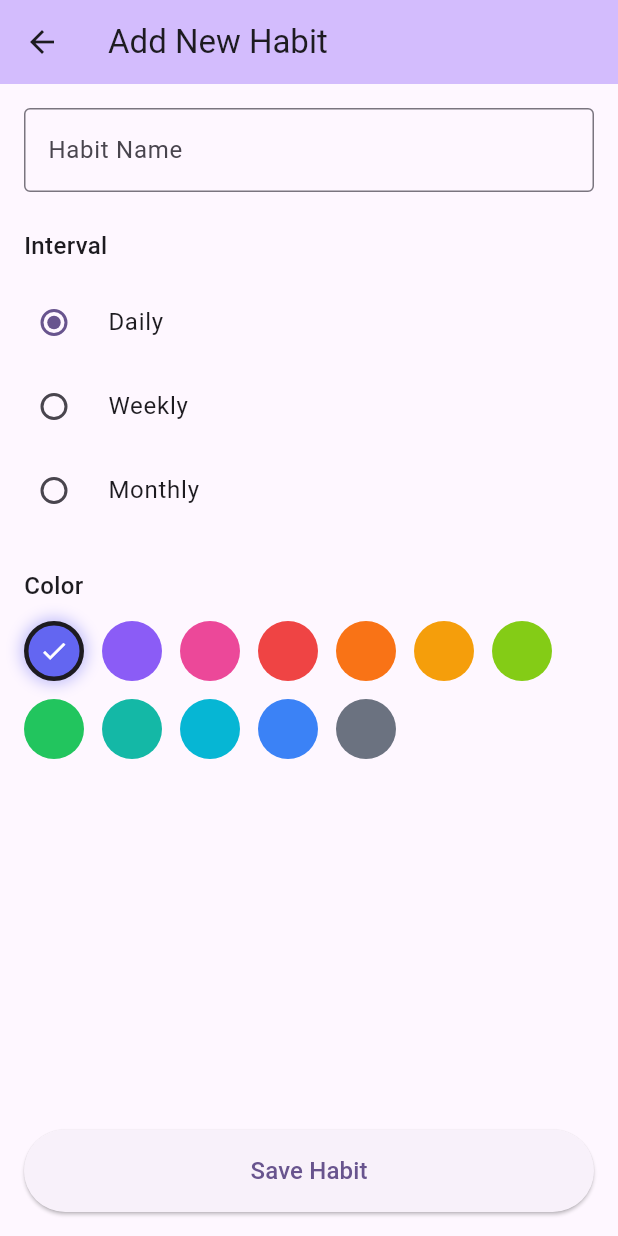
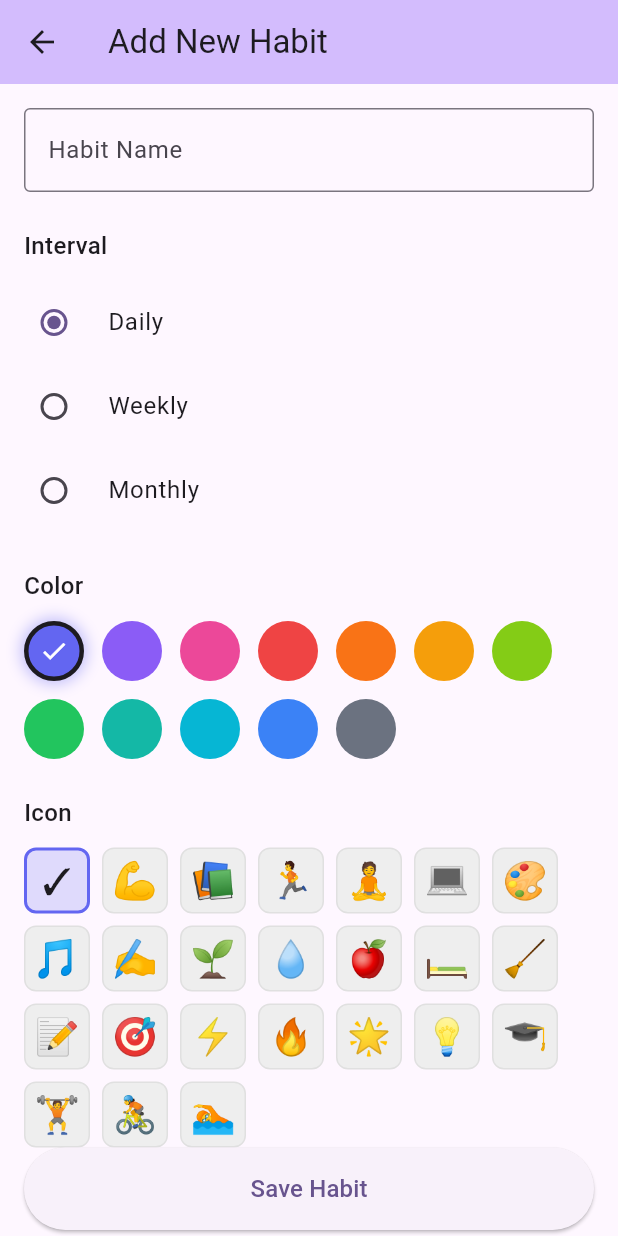
Before and after one commit to fahmed93/habits, a Flutter app: the MainNavigationScreen screen opened directly, after a tap on the "access time" icon, after a tap on the "add" icon, on a phone screen of 412 x 824 dp. Run offline on Flutter 3.47's test engine with Material 3 defaults, Android fonts, the phone set to English and light mode, and no system bars; our stand-ins replace firebase_auth, firebase_core, google_sign_in, shared_preferences, sign_in_with_apple; accounts and stored records are empty.

Commit message:
Add emoji/icon selector for habits with display in UI
Co-authored-by: fahmed93 <4407704+fahmed93@users.noreply.github.com>

```diff
--- a/lib/models/habit.dart
+++ b/lib/models/habit.dart
@@ -5,6 +5,7 @@ class Habit {
   final DateTime createdAt;
   final List<DateTime> completions;
   final int colorValue; // Store color as int for JSON serialization
+  final String icon; // Emoji icon for the habit
 
   // Predefined palette of habit colors
   static const List<int> habitColors = [
@@ -29,6 +30,7 @@ class Habit {
     required this.createdAt,
     required this.completions,
     this.colorValue = 0xFF6366F1, // Default to Indigo
+    this.icon = '✓', // Default to checkmark
   });
 
   // Convert a Habit to a Map for storage
@@ -40,6 +42,7 @@ class Habit {
       'createdAt': createdAt.toIso8601String(),
       'completions': completions.map((date) => date.toIso8601String()).toList(),
       'colorValue': colorValue,
+      'icon': icon,
     };
   }
 
@@ -54,6 +57,7 @@ class Habit {
           .map((date) => DateTime.parse(date))
           .toList(),
       colorValue: json['colorValue'] ?? 0xFF6366F1,
+      icon: json['icon'] ?? '✓',
     );
   }
 
@@ -65,6 +69,7 @@ class Habit {
     DateTime? createdAt,
     List<DateTime>? completions,
     int? colorValue,
+    String? icon,
   }) {
     return Habit(
       id: id ?? this.id,
@@ -73,6 +78,7 @@ class Habit {
       createdAt: createdAt ?? this.createdAt,
       completions: completions ?? this.completions,
       colorValue: colorValue ?? this.colorValue,
+      icon: icon ?? this.icon,
     );
   }
 }
--- a/lib/screens/add_habit_screen.dart
+++ b/lib/screens/add_habit_screen.dart
@@ -17,6 +17,15 @@ class _AddHabitScreenState extends State<AddHabitScreen> {
   late final HabitStorage _storage;
   String _selectedInterval = 'daily';
   int _selectedColor = Habit.habitColors[0];
+  String _selectedIcon = '✓';
+
+  // Predefined emoji options for habits
+  static const List<String> _habitIcons = [
+    '✓', '💪', '📚', '🏃', '🧘', '💻',
+    '🎨', '🎵', '✍️', '🌱', '💧', '🍎',
+    '🛏️', '🧹', '📝', '🎯', '⚡', '🔥',
+    '🌟', '💡', '🎓', '🏋️', '🚴', '🏊',
+  ];
 
   @override
   void initState() {
@@ -45,6 +54,7 @@ class _AddHabitScreenState extends State<AddHabitScreen> {
         createdAt: DateTime.now(),
         completions: [],
         colorValue: _selectedColor,
+        icon: _selectedIcon,
       );
 
       await _storage.addHabit(habit);
@@ -162,6 +172,54 @@ class _AddHabitScreenState extends State<AddHabitScreen> {
                   );
                 }).toList(),
               ),
+              const SizedBox(height: 24),
+              const Text(
+                'Icon',
+                style: TextStyle(
+                  fontSize: 16,
+                  fontWeight: FontWeight.w500,
+                ),
+              ),
+              const SizedBox(height: 12),
+              Wrap(
+                spacing: 8,
+                runSpacing: 8,
+                children: _habitIcons.map((icon) {
+                  final isSelected = _selectedIcon == icon;
+                  return GestureDetector(
+                    onTap: () {
+                      setState(() {
+                        _selectedIcon = icon;
+                      });
+                    },
+                    child: Container(
+                      width: 44,
+                      height: 44,
+                      decoration: BoxDecoration(
+                        color: isSelected
+                            ? Color(_selectedColor).withValues(alpha: 0.2)
+                            : Colors.grey[200],
+                        borderRadius: BorderRadius.circular(8),
+                        border: isSelected
+                            ? Border.all(
+                                color: Color(_selectedColor),
+                                width: 2,
+                              )
+                            : Border.all(
+                                color: Colors.grey[300]!,
+                                width: 1,
+                              ),
+                      ),
+                      child: Center(
+                        child: Text(
+                          icon,
+                          style: const TextStyle(fontSize: 24),
+                        ),
+                      ),
+                    ),
+                  );
+                }).toList(),
+              ),
               const Spacer(),
               ElevatedButton(
                 onPressed: _saveHabit,
--- a/lib/widgets/habit_item.dart
+++ b/lib/widgets/habit_item.dart
@@ -114,9 +114,14 @@ class HabitItem extends StatelessWidget {
                   width: 2,
                 ),
               ),
-              child: Icon(
-                isCompleted ? Icons.check : Icons.circle_outlined,
-                color: isCompleted ? Colors.white : Color(habit.colorValue),
+              child: Center(
+                child: Text(
+                  habit.icon,
+                  style: TextStyle(
+                    fontSize: 20,
+                    color: isCompleted ? Colors.white : Colors.grey[700],
+                  ),
+                ),
               ),
             ),
           ),
```
Also changed, not shown: 1 other file.
